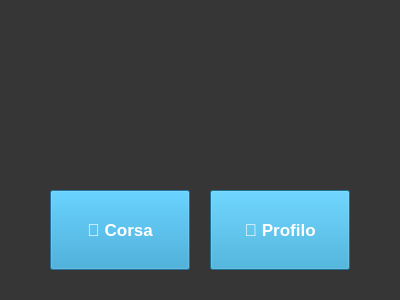
Before: the Qt Designer form Viste/Cliente/GUI/homepage_utente.ui in GiulianiM/Noleggio, drawn with Qt 5.
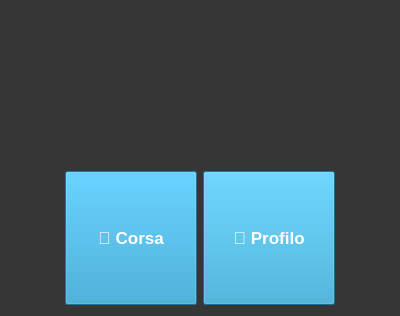
After: the same form once the commit is applied. Icons and pictures are not drawn.

```diff
--- a/Viste/Cliente/GUI/homepage_utente.ui
+++ b/Viste/Cliente/GUI/homepage_utente.ui
@@ -7,9 +7,15 @@
     <x>0</x>
     <y>0</y>
     <width>400</width>
-    <height>300</height>
+    <height>316</height>
    </rect>
   </property>
+  <property name="maximumSize">
+   <size>
+    <width>400</width>
+    <height>316</height>
+   </size>
+  </property>
   <property name="windowTitle">
    <string>HomePage</string>
   </property>
@@ -21,71 +27,165 @@
   <property name="styleSheet">
    <string notr="true">background-color: rgb(54, 54, 54);</string>
   </property>
-  <widget class="QPushButton" name="bottone_corsa">
-   <property name="geometry">
-    <rect>
-     <x>50</x>
-     <y>190</y>
-     <width>140</width>
-     <height>80</height>
-    </rect>
-   </property>
-   <property name="font">
-    <font>
-     <pointsize>13</pointsize>
-     <bold>true</bold>
-    </font>
-   </property>
-   <property name="styleSheet">
-    <string notr="true">font-size:20; color:white;background-color:rgb(38, 157, 206)
+  <layout class="QGridLayout" name="gridLayout">
+   <item row="0" column="0">
+    <layout class="QVBoxLayout" name="verticalLayout_3">
+     <item>
+      <layout class="QHBoxLayout" name="horizontalLayout_2">
+       <item>
+        <spacer name="horizontalSpacer">
+         <property name="orientation">
+          <enum>Qt::Horizontal</enum>
+         </property>
+         <property name="sizeHint" stdset="0">
+          <size>
+           <width>40</width>
+           <height>20</height>
+          </size>
+         </property>
+        </spacer>
+       </item>
+       <item>
+        <widget class="QLabel" name="logo">
+         <property name="sizePolicy">
+          <sizepolicy hsizetype="Preferred" vsizetype="Preferred">
+           <horstretch>0</horstretch>
+           <verstretch>0</verstretch>
+          </sizepolicy>
+         </property>
+         <property name="text">
+          <string/>
+         </property>
+         <property name="pixmap">
+          <pixmap>../../logo.png</pixmap>
+         </property>
+         <property name="scaledContents">
+          <bool>true</bool>
+         </property>
+        </widget>
+       </item>
+       <item>
+        <spacer name="horizontalSpacer_2">
+         <property name="orientation">
+          <enum>Qt::Horizontal</enum>
+         </property>
+         <property name="sizeHint" stdset="0">
+          <size>
+           <width>40</width>
+           <height>20</height>
+          </size>
+         </property>
+        </spacer>
+       </item>
+      </layout>
+     </item>
+     <item>
+      <spacer name="verticalSpacer">
+       <property name="orientation">
+        <enum>Qt::Vertical</enum>
+       </property>
+       <property name="sizeType">
+        <enum>QSizePolicy::Fixed</enum>
+       </property>
+       <property name="sizeHint" stdset="0">
+        <size>
+         <width>20</width>
+         <height>20</height>
+        </size>
+       </property>
+      </spacer>
+     </item>
+     <item>
+      <layout class="QHBoxLayout" name="horizontalLayout">
+       <item>
+        <spacer name="horizontalSpacer_3">
+         <property name="orientation">
+          <enum>Qt::Horizontal</enum>
+         </property>
+         <property name="sizeHint" stdset="0">
+          <size>
+           <width>40</width>
+           <height>20</height>
+          </size>
+         </property>
+        </spacer>
+       </item>
+       <item>
+        <widget class="QPushButton" name="bottone_corsa">
+         <property name="sizePolicy">
+          <sizepolicy hsizetype="Minimum" vsizetype="Minimum">
+           <horstretch>0</horstretch>
+           <verstretch>0</verstretch>
+          </sizepolicy>
+         </property>
+         <property name="minimumSize">
+          <size>
+           <width>132</width>
+           <height>60</height>
+          </size>
+         </property>
+         <property name="font">
+          <font>
+           <pointsize>13</pointsize>
+           <bold>true</bold>
+          </font>
+         </property>
+         <property name="styleSheet">
+          <string notr="true">font-size:20; color:white;background-color:rgb(38, 157, 206)
 </string>
-   </property>
-   <property name="text">
-    <string>🛴 Corsa</string>
-   </property>
-  </widget>
-  <widget class="QPushButton" name="bottone_profilo">
-   <property name="geometry">
-    <rect>
-     <x>210</x>
-     <y>190</y>
-     <width>140</width>
-     <height>80</height>
-    </rect>
-   </property>
-   <property name="font">
-    <font>
-     <pointsize>13</pointsize>
-     <bold>true</bold>
-    </font>
-   </property>
-   <property name="styleSheet">
-    <string notr="true">font-size:20; color:white;background-color:rgb(38, 157, 206)
+         </property>
+         <property name="text">
+          <string>🛴 Corsa</string>
+         </property>
+        </widget>
+       </item>
+       <item>
+        <widget class="QPushButton" name="bottone_profilo">
+         <property name="sizePolicy">
+          <sizepolicy hsizetype="Minimum" vsizetype="Minimum">
+           <horstretch>0</horstretch>
+           <verstretch>0</verstretch>
+          </sizepolicy>
+         </property>
+         <property name="minimumSize">
+          <size>
+           <width>132</width>
+           <height>60</height>
+          </size>
+         </property>
+         <property name="font">
+          <font>
+           <pointsize>13</pointsize>
+           <bold>true</bold>
+          </font>
+         </property>
+         <property name="styleSheet">
+          <string notr="true">font-size:20; color:white;background-color:rgb(38, 157, 206)
 </string>
-   </property>
-   <property name="text">
-    <string>👤 Profilo</string>
-   </property>
-  </widget>
-  <widget class="QLabel" name="logo">
-   <property name="geometry">
-    <rect>
-     <x>160</x>
-     <y>30</y>
-     <width>81</width>
-     <height>81</height>
-    </rect>
-   </property>
-   <property name="text">
-    <string/>
-   </property>
-   <property name="pixmap">
-    <pixmap>../../logo.png</pixmap>
-   </property>
-   <property name="scaledContents">
-    <bool>true</bool>
-   </property>
-  </widget>
+         </property>
+         <property name="text">
+          <string>👤 Profilo</string>
+         </property>
+        </widget>
+       </item>
+       <item>
+        <spacer name="horizontalSpacer_4">
+         <property name="orientation">
+          <enum>Qt::Horizontal</enum>
+         </property>
+         <property name="sizeHint" stdset="0">
+          <size>
+           <width>40</width>
+           <height>20</height>
+          </size>
+         </property>
+        </spacer>
+       </item>
+      </layout>
+     </item>
+    </layout>
+   </item>
+  </layout>
  </widget>
  <resources/>
  <connections/>
```
